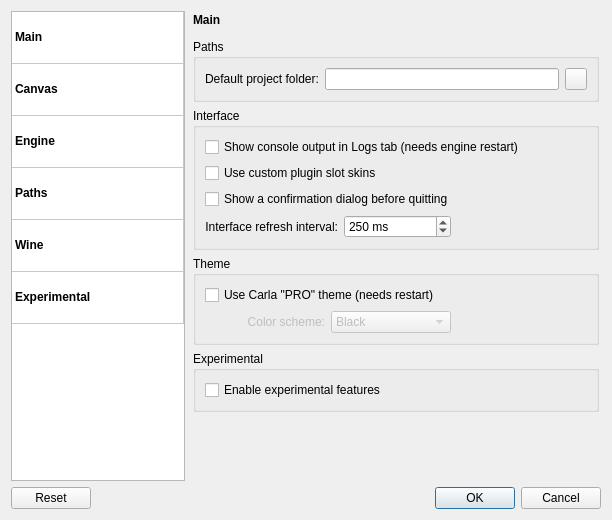
The window that resources/ui/carla_settings.ui (falkTX/Carla) describes before a commit, drawn with Qt 5.
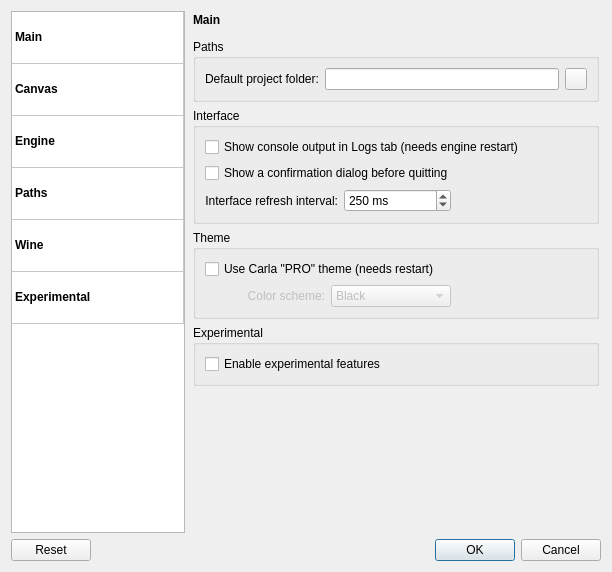
The same window after the commit. Icons and pictures are not drawn.

Commit message: Remove option for disable skins; Allow user to change skins

The edit to the form file:
```diff
--- a/resources/ui/carla_settings.ui
+++ b/resources/ui/carla_settings.ui
@@ -7,7 +7,7 @@
     <x>0</x>
     <y>0</y>
     <width>612</width>
-    <height>520</height>
+    <height>572</height>
    </rect>
   </property>
   <property name="minimumSize">
@@ -313,7 +313,17 @@
             <string>Interface</string>
            </property>
            <layout class="QGridLayout" name="gridLayout_4">
-            <item row="4" column="1">
+            <item row="3" column="0">
+             <widget class="QLabel" name="label_main_refresh_interval">
+              <property name="text">
+               <string>Interface refresh interval:</string>
+              </property>
+              <property name="alignment">
+               <set>Qt::AlignRight|Qt::AlignTrailing|Qt::AlignVCenter</set>
+              </property>
+             </widget>
+            </item>
+            <item row="3" column="1">
              <widget class="QSpinBox" name="sb_main_refresh_interval">
               <property name="suffix">
                <string> ms</string>
@@ -329,7 +339,7 @@
               </property>
              </widget>
             </item>
-            <item row="4" column="2">
+            <item row="3" column="2">
              <spacer name="horizontalSpacer_12">
               <property name="orientation">
                <enum>Qt::Horizontal</enum>
@@ -345,23 +355,6 @@
               </property>
              </spacer>
             </item>
-            <item row="4" column="0">
-             <widget class="QLabel" name="label_main_refresh_interval">
-              <property name="text">
-               <string>Interface refresh interval:</string>
-              </property>
-              <property name="alignment">
-               <set>Qt::AlignRight|Qt::AlignTrailing|Qt::AlignVCenter</set>
-              </property>
-             </widget>
-            </item>
-            <item row="2" column="0" colspan="3">
-             <widget class="QCheckBox" name="ch_main_use_custom_skins">
-              <property name="text">
-               <string>Use custom plugin slot skins</string>
-              </property>
-             </widget>
-            </item>
             <item row="1" column="0" colspan="3">
              <widget class="QCheckBox" name="ch_main_show_logs">
               <property name="text">
@@ -369,7 +362,7 @@
               </property>
              </widget>
             </item>
-            <item row="3" column="0" colspan="3">
+            <item row="2" column="0" colspan="3">
              <widget class="QCheckBox" name="ch_main_confirm_exit">
               <property name="text">
                <string>Show a confirmation dialog before quitting</string>
```
The commit also changes 5 other files.
